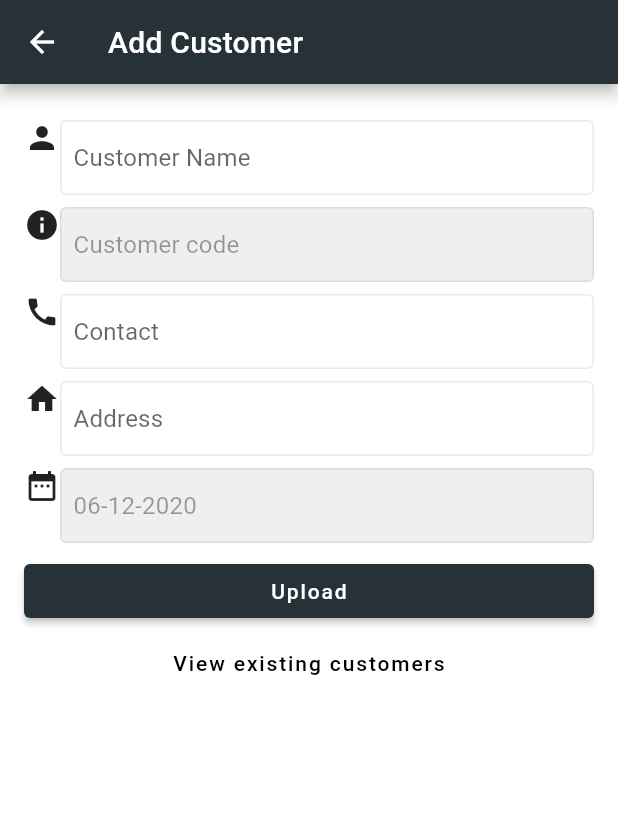
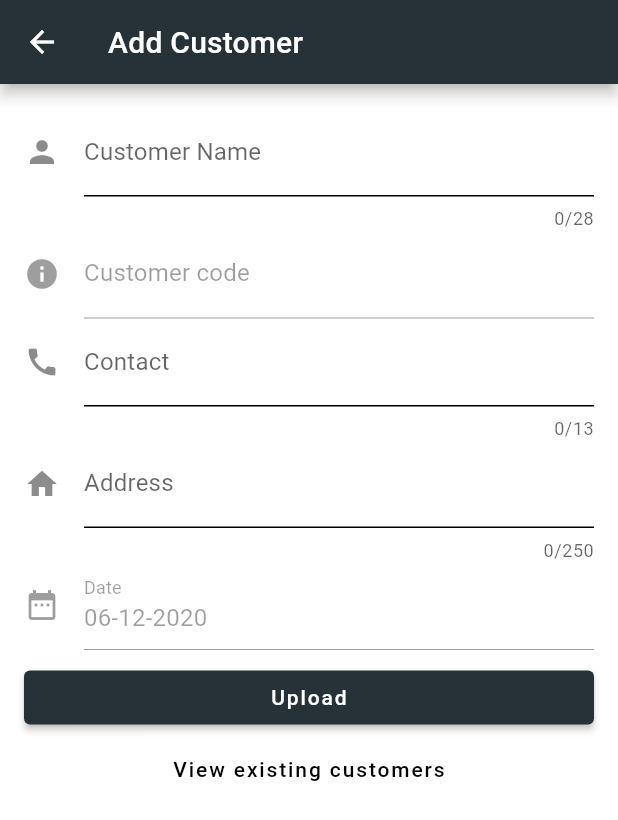
Before and after one commit to naveen1047/sangeetha-project, a Flutter app: the AddCustomersScreen screen opened by its route, on a phone screen of 412 x 824 dp. Shown: the top 820 px of the screen. Run offline on Flutter 3.47's test engine with Material 2 defaults, Android fonts, the phone set to English and light mode, and no system bars; our stand-ins replace bloc, equatable, flutter_bloc, get_it; accounts and stored records are empty; generated files the repository leaves out were written again.

Commit message:
fix add customer UI

```diff
--- a/hb_mobile/lib/view/add_customer_view.dart
+++ b/hb_mobile/lib/view/add_customer_view.dart
@@ -115,74 +115,80 @@ class _AddCustomerFormState extends State<AddCustomerForm> {
         padding: kPrimaryPadding,
         child: ListView(
           children: [
-            InputField(
-              child: TextField(
-                maxLength: 35,
-                controller: _customerNameController,
-                onChanged: (text) {
-                  context.bloc<RandomCodeCubit>().generate(text);
-                },
-                decoration: InputDecoration(
-                  counterText: "",
-                  border: InputBorder.none,
-                  hintText: 'Customer Name',
-                ),
-              ),
-              iconData: Icons.person,
-            ),
-            BlocBuilder<RandomCodeCubit, String>(builder: (context, state) {
-              _customerCodeController.text = '$state';
-              return InputField(
-                child: TextField(
-                  enabled: false,
-                  controller: _customerCodeController,
-                  decoration: InputDecoration(
-                    border: InputBorder.none,
-                    hintText: 'Customer code',
-                  ),
-                ),
-                iconData: Icons.info,
-                isDisabled: true,
-              );
-            }),
-            InputField(
-              child: TextField(
-                maxLength: 15,
-                controller: _contactController,
-                keyboardType: TextInputType.number,
-                decoration: InputDecoration(
-                  border: InputBorder.none,
-                  hintText: 'Contact',
-                  counterText: "",
-                ),
-              ),
-              iconData: Icons.call,
-            ),
-            InputField(
-              child: TextFormField(
-                maxLength: 250,
-                minLines: 1,
-                maxLines: 2,
-                controller: _addressController,
-                decoration: InputDecoration(
-                  counterText: "",
-                  border: InputBorder.none,
-                  hintText: 'Address',
-                ),
-              ),
-              iconData: Icons.home,
-            ),
-            InputField(
-              child: TextField(
-                enabled: false,
-                controller: _addDateController,
-                decoration: InputDecoration(
-                  border: InputBorder.none,
-                ),
-              ),
-              iconData: Icons.date_range,
-              isDisabled: true,
-            ),
+            // InputField(
+            //   child: TextField(
+            //     maxLength: 35,
+            //     controller: _customerNameController,
+            //     onChanged: (text) {
+            //       context.bloc<RandomCodeCubit>().generate(text);
+            //     },
+            //     decoration: InputDecoration(
+            //       counterText: "",
+            //       border: InputBorder.none,
+            //       hintText: 'Customer Name',
+            //     ),
+            //   ),
+            //   iconData: Icons.person,
+            // ),
+            // BlocBuilder<RandomCodeCubit, String>(builder: (context, state) {
+            //   _customerCodeController.text = '$state';
+            //   return InputField(
+            //     child: TextField(
+            //       enabled: false,
+            //       controller: _customerCodeController,
+            //       decoration: InputDecoration(
+            //         border: InputBorder.none,
+            //         hintText: 'Customer code',
+            //       ),
+            //     ),
+            //     iconData: Icons.info,
+            //     isDisabled: true,
+            //   );
+            // }),
+            // InputField(
+            //   child: TextField(
+            //     maxLength: 15,
+            //     controller: _contactController,
+            //     keyboardType: TextInputType.number,
+            //     decoration: InputDecoration(
+            //       border: InputBorder.none,
+            //       hintText: 'Contact',
+            //       counterText: "",
+            //     ),
+            //   ),
+            //   iconData: Icons.call,
+            // ),
+            // InputField(
+            //   child: TextFormField(
+            //     maxLength: 250,
+            //     minLines: 1,
+            //     maxLines: 2,
+            //     controller: _addressController,
+            //     decoration: InputDecoration(
+            //       counterText: "",
+            //       border: InputBorder.none,
+            //       hintText: 'Address',
+            //     ),
+            //   ),
+            //   iconData: Icons.home,
+            // ),
+            // InputField(
+            //   child: TextField(
+            //     enabled: false,
+            //     controller: _addDateController,
+            //     decoration: InputDecoration(
+            //       border: InputBorder.none,
+            //     ),
+            //   ),
+            //   iconData: Icons.date_range,
+            //   isDisabled: true,
+            // ),
+
+            _name(context),
+            _code(),
+            _contact(),
+            _address(),
+            _date(),
             Padding(
               padding: kTopPadding,
               child: PrimaryActionButton(
@@ -210,6 +216,82 @@ class _AddCustomerFormState extends State<AddCustomerForm> {
     );
   }
 
+  Widget _date() {
+    return TextFormField(
+      enabled: false,
+      controller: _addDateController,
+      decoration: InputDecoration(
+        icon: Icon(Icons.date_range),
+        labelText: 'Date',
+        // helperText: '',
+        enabledBorder: UnderlineInputBorder(),
+      ),
+    );
+  }
+
+  TextFormField _address() {
+    return TextFormField(
+      maxLength: 250,
+      minLines: 1,
+      maxLines: 2,
+      controller: _addressController,
+      decoration: InputDecoration(
+        icon: Icon(Icons.home),
+        labelText: 'Address',
+        enabledBorder: UnderlineInputBorder(),
+      ),
+    );
+  }
+
+  TextFormField _contact() {
+    return TextFormField(
+      maxLength: 13,
+      controller: _contactController,
+      keyboardType: TextInputType.phone,
+      decoration: InputDecoration(
+        icon: Icon(Icons.call),
+        labelText: 'Contact',
+        enabledBorder: UnderlineInputBorder(),
+      ),
+    );
+  }
+
+  Widget _code() {
+    return BlocBuilder<RandomCodeCubit, String>(builder: (context, state) {
+      _customerCodeController.text = '$state';
+      return TextFormField(
+        enabled: false,
+        controller: _customerCodeController,
+        onChanged: (text) {
+          print(text);
+          context.bloc<RandomCodeCubit>().generate(text);
+        },
+        decoration: InputDecoration(
+          icon: Icon(Icons.info),
+          labelText: 'Customer code',
+          // helperText: '',
+          enabledBorder: UnderlineInputBorder(),
+        ),
+      );
+    });
+  }
+
+  TextFormField _name(BuildContext context) {
+    return TextFormField(
+      controller: _customerNameController,
+      onChanged: (text) {
+        context.bloc<RandomCodeCubit>().generate(text);
+      },
+      maxLength: 28,
+      decoration: InputDecoration(
+        icon: Icon(Icons.person),
+        labelText: 'Customer Name',
+        // helperText: '',
+        enabledBorder: UnderlineInputBorder(),
+      ),
+    );
+  }
+
   void uploadData() {
     _addCustomerBloc.add(
       AddCustomer(
```
